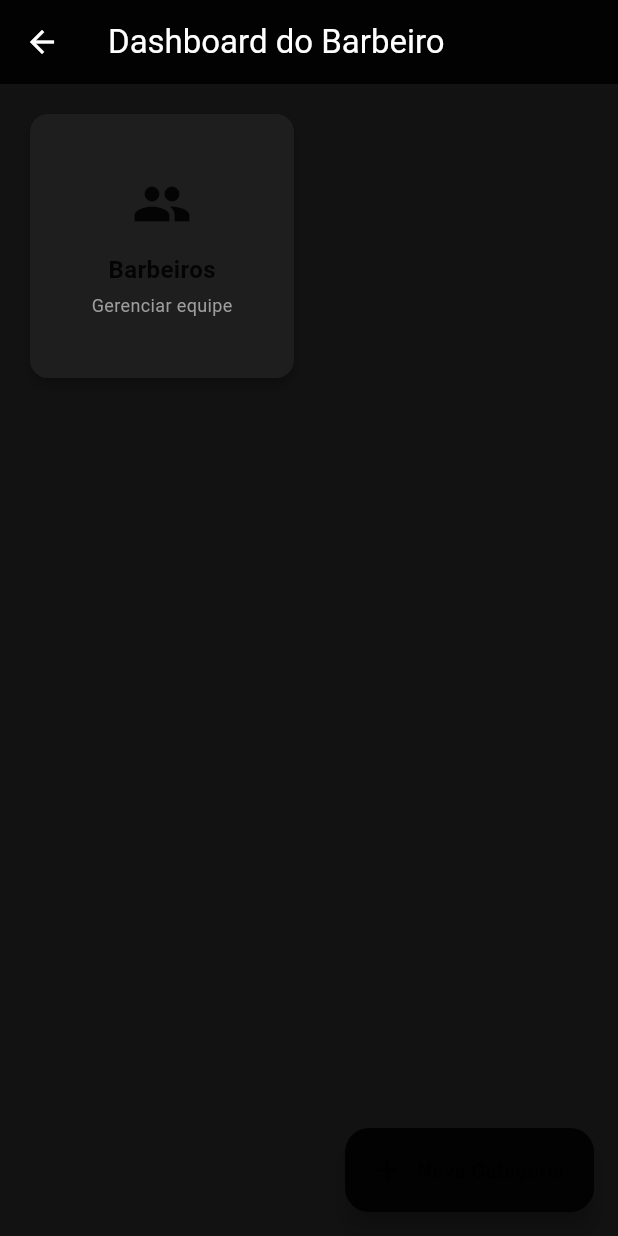
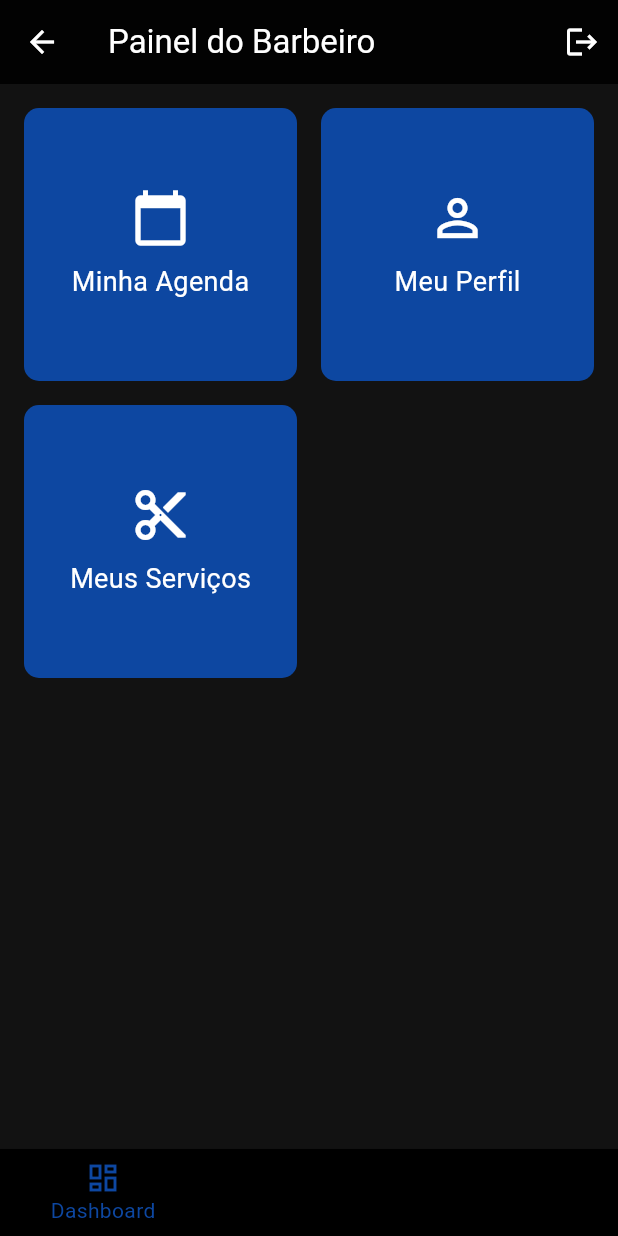
Before and after one commit to elveciocampos/barbearia_saas, a Flutter app: the BarbeiroDashboardContent screen opened directly, on a phone screen of 412 x 824 dp. Run offline on Flutter 3.47's test engine with Material 3 defaults, Android fonts, the phone set to English and light mode, and no system bars; our stand-ins replace cloud_firestore, firebase_auth, firebase_core, flutter_multi_formatter, font_awesome_flutter, image_picker; missing offline and left inert: cloudinary_sdk; accounts and stored records are empty.

Commit message:
Barbeiro lista selecionar servicos e sugestão de serviços

```diff
--- a/lib/main.dart
+++ b/lib/main.dart
@@ -1,3 +1,4 @@
+import 'package:barbearia_saas/modules/screens/barbeiro/barbeiro_dashboard_content.dart';
 import 'package:flutter/material.dart';
 import 'package:firebase_core/firebase_core.dart';
 import 'firebase_options.dart';
@@ -75,7 +76,7 @@ class MyApp extends StatelessWidget {
         '/signup': (context) => const SignupScreen(),
         '/appointment': (context) => const AppointmentScreen(),
         '/cliente': (context) => const ClienteHomeScreen(),
-        '/barbeiro': (context) => const BarbeiroHomeScreen(),
+        '/barbeiro': (context) => const BarbeiroDashboardContent(),
         '/dono': (context) => const DonoBarbeariaDashboard(),
         '/user_type': (context) => const UserTypeScreen(),
         '/cadastro_barbearia': (context) => const CadastroBarbeariaScreen(),
--- a/lib/modules/screens/barbeiro/barbeiro_dashboard_content.dart
+++ b/lib/modules/screens/barbeiro/barbeiro_dashboard_content.dart
@@ -1,99 +1,152 @@
-import 'package:barbearia_saas/modules/screens/dono_barbearia/adicionar_categorias_screen.dart';
+import 'package:barbearia_saas/modules/screens/barbeiro/barbeiro_selecionarServicos_screen.dart';
 import 'package:flutter/material.dart';
-import 'package:barbearia_saas/modules/screens/dono_barbearia/gerenciar_barbeiros_screen.dart';
+import 'package:firebase_auth/firebase_auth.dart';
 
-class BarbeiroDashboardContent extends StatelessWidget {
+class BarbeiroDashboardContent extends StatefulWidget {
   const BarbeiroDashboardContent({super.key});
+
+  @override
+  State<BarbeiroDashboardContent> createState() =>
+      _BarbeiroDashboardContentState();
+}
+
+class _BarbeiroDashboardContentState extends State<BarbeiroDashboardContent> {
+  int _selectedIndex = 0;
+
+  void _onItemTapped(int index) {
+    setState(() => _selectedIndex = index);
+  }
+
+  Future<void> _logout() async {
+    await FirebaseAuth.instance.signOut();
+    if (!mounted) return;
+    Navigator.pushReplacementNamed(context, '/login');
+  }
 
   @override
   Widget build(BuildContext context) {
     return Scaffold(
       appBar: AppBar(
-        title: const Text('Dashboard do Barbeiro'),
+        title: const Text('Painel do Barbeiro'),
         backgroundColor: Colors.black87,
+        foregroundColor: Colors.white,
+        actions: [
+          IconButton(
+            icon: const Icon(Icons.logout),
+            tooltip: 'Sair',
+            onPressed: _logout,
+          ),
+        ],
       ),
       body: Padding(
         padding: const EdgeInsets.all(16),
         child: GridView.count(
           crossAxisCount: 2,
-          crossAxisSpacing: 12,
-          mainAxisSpacing: 12,
+          crossAxisSpacing: 16,
+          mainAxisSpacing: 16,
           children: [
-            _buildCard(
-              context,
-              icon: Icons.people,
-              title: 'Barbeiros',
-              subtitle: 'Gerenciar equipe',
-              onTap:
-                  () => Navigator.push(
-                    context,
-                    MaterialPageRoute(
-                      builder: (_) => const GerenciarBarbeirosScreen(),
+            // Card Agenda
+            GestureDetector(
+              onTap: () {
+                // Ação futura
+              },
+              child: Container(
+                decoration: BoxDecoration(
+                  color: Colors.blue[900],
+                  borderRadius: BorderRadius.circular(10),
+                ),
+                padding: const EdgeInsets.all(20),
+                child: Column(
+                  mainAxisAlignment: MainAxisAlignment.center,
+                  children: const [
+                    Icon(Icons.calendar_today, color: Colors.white, size: 40),
+                    SizedBox(height: 10),
+                    Text(
+                      'Minha Agenda',
+                      style: TextStyle(color: Colors.white, fontSize: 18),
                     ),
+                  ],
+                ),
+              ),
+            ),
+
+            // Card Perfil
+            GestureDetector(
+              onTap: () {
+                // Ação futura
+              },
+              child: Container(
+                decoration: BoxDecoration(
+                  color: Colors.blue[900],
+                  borderRadius: BorderRadius.circular(10),
+                ),
+                padding: const EdgeInsets.all(20),
+                child: Column(
+                  mainAxisAlignment: MainAxisAlignment.center,
+                  children: const [
+                    Icon(Icons.person_outline, color: Colors.white, size: 40),
+                    SizedBox(height: 10),
+                    Text(
+                      'Meu Perfil',
+                      style: TextStyle(color: Colors.white, fontSize: 18),
+                    ),
+                  ],
+                ),
+              ),
+            ),
+
+            // Card Serviços
+            GestureDetector(
+              onTap: () {
+                Navigator.push(
+                  context,
+                  MaterialPageRoute(
+                    builder: (_) => const BarbeiroSelecionarServicos(),
                   ),
+                );
+              },
+              child: Container(
+                decoration: BoxDecoration(
+                  color: Colors.blue[900],
+                  borderRadius: BorderRadius.circular(10),
+                ),
+                padding: const EdgeInsets.all(20),
+                child: Column(
+                  mainAxisAlignment: MainAxisAlignment.center,
+                  children: const [
+                    Icon(Icons.content_cut, color: Colors.white, size: 40),
+                    SizedBox(height: 10),
+                    Text(
+                      'Meus Serviços',
+                      style: TextStyle(color: Colors.white, fontSize: 18),
+                    ),
+                  ],
+                ),
+              ),
             ),
           ],
         ),
       ),
-      floatingActionButton: FloatingActionButton.extended(
-        onPressed: () {
-          // Navegar para a tela de adicionar nova categoria
-          Navigator.push(
-            context,
-            MaterialPageRoute(
-              builder:
-                  (_) => const Text(
-                    'Adicionar outra tela',
-                  ), // Tela de adicionar categoria
-            ),
-          );
-        },
-        icon: const Icon(Icons.add),
-        label: const Text('Nova Categoria'),
-        backgroundColor: Colors.black87,
-      ),
-    );
-  }
-
-  Widget _buildCard(
-    BuildContext context, {
-    required IconData icon,
-    required String title,
-    required String subtitle,
-    required VoidCallback onTap,
-  }) {
-    return GestureDetector(
-      onTap: onTap,
-      child: Card(
-        elevation: 3,
-        shape: RoundedRectangleBorder(borderRadius: BorderRadius.circular(12)),
-        child: Padding(
-          padding: const EdgeInsets.all(16),
-          child: Column(
-            mainAxisAlignment: MainAxisAlignment.center,
-            children: [
-              Icon(
-                icon,
-                size: 40,
-                color: Colors.black87,
-              ), // Cor do ícone para combinar com o tema
-              const SizedBox(height: 12),
-              Text(
-                title,
-                style: const TextStyle(
-                  fontSize: 16,
-                  fontWeight: FontWeight.bold,
-                  color: Colors.black87, // Cor do título
-                ),
-              ),
-              const SizedBox(height: 4),
-              Text(
-                subtitle,
-                style: const TextStyle(fontSize: 12, color: Colors.grey),
-              ),
-            ],
+      bottomNavigationBar: BottomNavigationBar(
+        currentIndex: _selectedIndex,
+        onTap: _onItemTapped,
+        selectedItemColor: Colors.blue[900],
+        unselectedItemColor: Colors.black54,
+        backgroundColor: Colors.black,
+        items: const [
+          BottomNavigationBarItem(
+            icon: Icon(Icons.dashboard_outlined),
+            label: 'Dashboard',
           ),
-        ),
+          BottomNavigationBarItem(
+            icon: Icon(Icons.calendar_today_outlined),
+            label: 'Agenda',
+          ),
+          BottomNavigationBarItem(
+            icon: Icon(Icons.person_outline),
+            label: 'Perfil',
+          ),
+        ],
       ),
     );
   }
```
Also changed, not shown: lib/modules/screens/barbeiro/barbeiro_selecionarServicos_screen.dart (added, +307 -0 lines), lib/modules/screens/dono_barbearia/dono_barbearia_dashboard.dart (+7 -1 lines), 12 other files.
